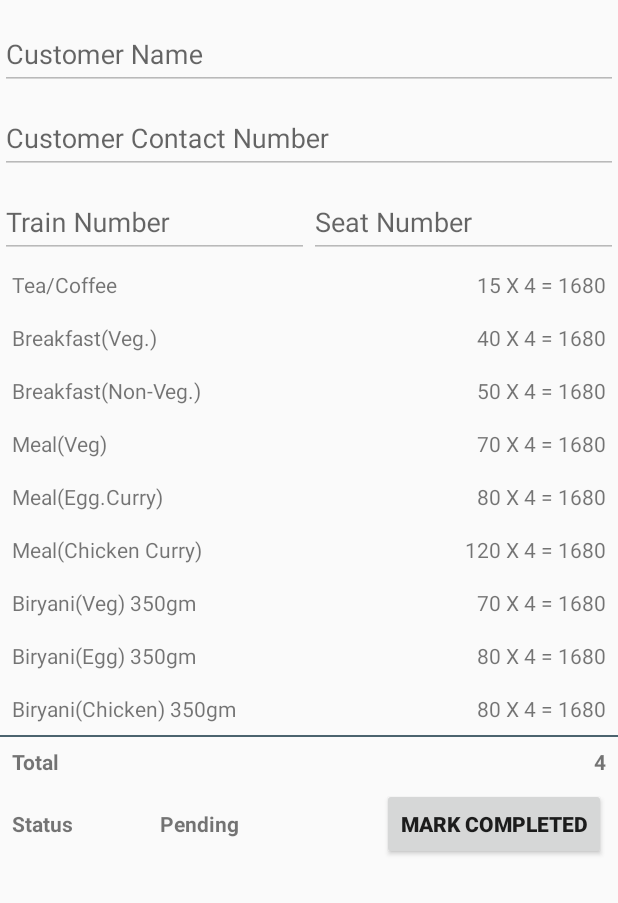
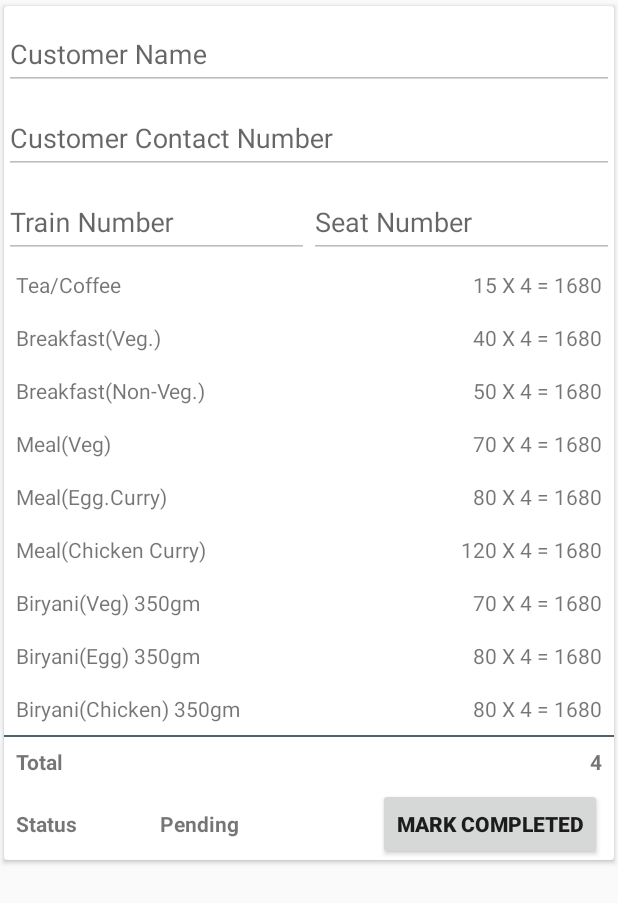
Before and after one commit to IRCTCFoodExpress/FoodOnMyTrainN, an Android app: the layout adapter_orderlist.xml on its own in the app's theme, with its tools: preview values and no code run, on a phone screen of 412 x 824 dp. Shown: the top 903 px of the screen. Run offline under Robolectric (Android 15) with nearby library versions, the phone set to English and light mode, and no system bars.

Commit message:
-adpt updated

```diff
--- a/app/src/main/res/layout/adapter_orderlist.xml
+++ b/app/src/main/res/layout/adapter_orderlist.xml
@@ -1,10 +1,13 @@
 <?xml version="1.0" encoding="utf-8"?>
-<androidx.constraintlayout.widget.ConstraintLayout xmlns:android="http://schemas.android.com/apk/res/android"
+<androidx.cardview.widget.CardView xmlns:android="http://schemas.android.com/apk/res/android"
     xmlns:app="http://schemas.android.com/apk/res-auto"
     android:orientation="vertical" android:layout_width="match_parent"
     android:layout_height="wrap_content"
-    android:layout_marginTop="4dp"
-    android:layout_marginBottom="4dp">
+    app:cardUseCompatPadding="true">
+    <androidx.constraintlayout.widget.ConstraintLayout
+        android:layout_width="match_parent"
+        android:layout_height="wrap_content">
+
 
     <com.google.android.material.textfield.TextInputLayout
         android:id="@+id/txtlayAdptOrderListNameTitle"
@@ -392,5 +395,5 @@
             android:textStyle="bold"
             android:text="Mark Completed"/>
     </LinearLayout>
-
-</androidx.constraintlayout.widget.ConstraintLayout>
+    </androidx.constraintlayout.widget.ConstraintLayout>
+</androidx.cardview.widget.CardView>
```
